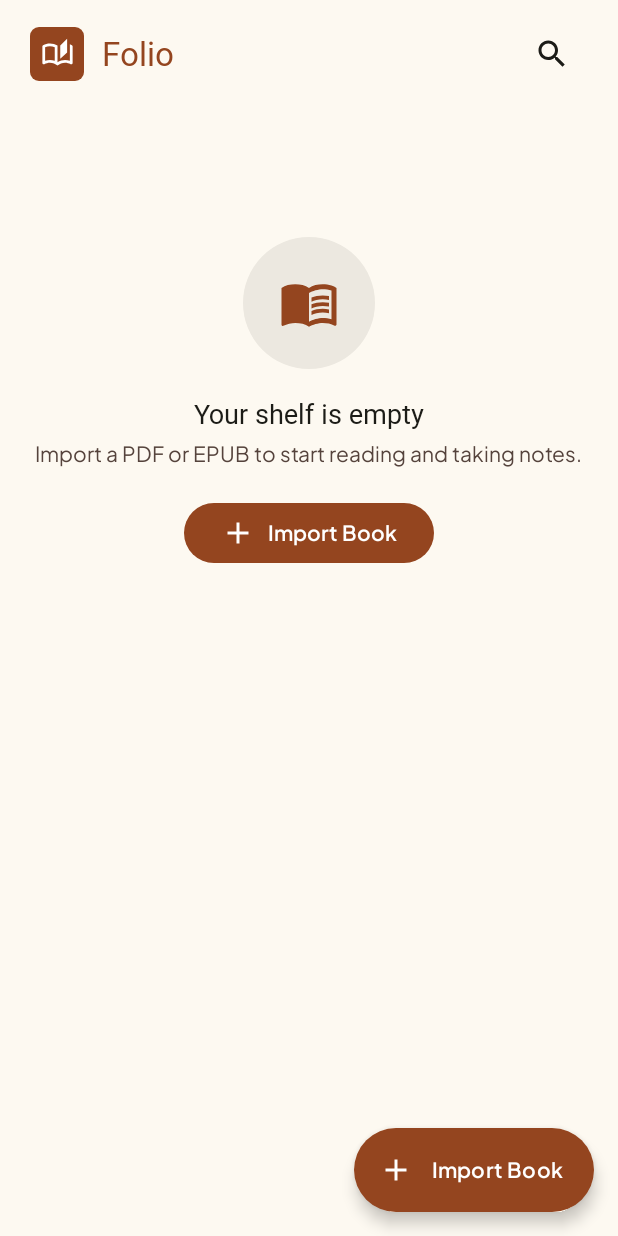
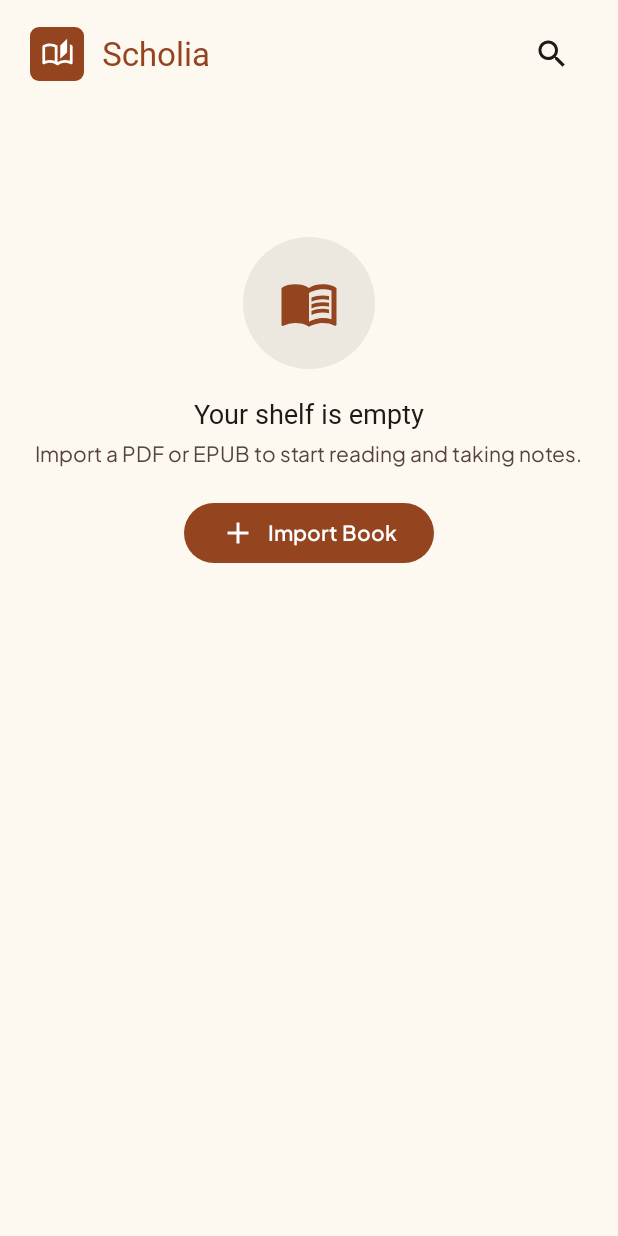
Before and after one commit to kibelenny/scholia, an Android app built with Jetpack Compose: the screen it shows after launch (MainActivity), on a phone screen of 412 x 824 dp. Run offline under Robolectric (Android 15) with nearby library versions, the phone set to English and light mode, and no system bars; our stand-ins replace Room's generated code; libraries missing offline, so code that uses them is left out: org.readium.r2; Roboto replaces fonts that are not available here; 2 statements that could not run were skipped.

Commit message:
Rename to Scholia; verified EPUB reading, highlights and notes on device
- EPUB: keep position when returning from notes; label highlights with chapter
- PDF: selections snap to whole words; highlights blend with the page; note dot marker
- Library: hide duplicate import button when empty; pluralise counts

```diff
--- a/app/src/main/java/com/scholia/reader/MainActivity.kt
+++ b/app/src/main/java/com/scholia/reader/MainActivity.kt
@@ -4,8 +4,8 @@ import android.os.Bundle
 import androidx.activity.compose.setContent
 import androidx.activity.enableEdgeToEdge
 import androidx.appcompat.app.AppCompatActivity
-import com.scholia.reader.ui.FolioNavHost
-import com.scholia.reader.ui.theme.FolioTheme
+import com.scholia.reader.ui.ScholiaNavHost
+import com.scholia.reader.ui.theme.ScholiaTheme
 import org.readium.r2.navigator.epub.EpubNavigatorFragment
 
 class MainActivity : AppCompatActivity() {
@@ -25,8 +25,8 @@ class MainActivity : AppCompatActivity() {
 
         enableEdgeToEdge()
         setContent {
-            FolioTheme {
-                FolioNavHost()
+            ScholiaTheme {
+                ScholiaNavHost()
             }
         }
     }
--- a/app/src/main/java/com/scholia/reader/ui/Navigation.kt
+++ b/app/src/main/java/com/scholia/reader/ui/Navigation.kt
@@ -18,7 +18,7 @@ import kotlinx.serialization.Serializable
 @Serializable data class NotesRoute(val bookId: Long)
 
 @Composable
-fun FolioNavHost() {
+fun ScholiaNavHost() {
     val nav = rememberNavController()
     NavHost(navController = nav, startDestination = HomeRoute) {
         composable<HomeRoute> {
--- a/app/src/main/java/com/scholia/reader/ui/home/HomeScreen.kt
+++ b/app/src/main/java/com/scholia/reader/ui/home/HomeScreen.kt
@@ -95,6 +95,8 @@ fun HomeScreen(onOpenBook: (Long) -> Unit, onOpenNotes: (Long) -> Unit) {
     Scaffold(
         containerColor = MaterialTheme.colorScheme.background,
         floatingActionButton = {
+            // The empty state has its own import button.
+            if (state.allBooks.isNotEmpty()) {
                 ExtendedFloatingActionButton(
                     onClick = launchPicker,
                     icon = { Icon(Icons.Outlined.Add, null) },
@@ -103,6 +105,7 @@ fun HomeScreen(onOpenBook: (Long) -> Unit, onOpenNotes: (Long) -> Unit) {
                     contentColor = MaterialTheme.colorScheme.onPrimary,
                     shape = RoundedCornerShape(50),
                 )
+            }
         },
     ) { padding ->
         val continueBook = state.allBooks.firstOrNull()
@@ -186,7 +189,7 @@ fun HomeScreen(onOpenBook: (Long) -> Unit, onOpenNotes: (Long) -> Unit) {
             title = { Text("Remove from library?") },
             text = {
                 Text(
-                    "“${book.title}” will be removed from Folio" +
+                    "“${book.title}” will be removed from Scholia" +
                         (if (count > 0) " along with its $count highlight${if (count == 1) "" else "s"} and notes" else "") +
                         ". The file itself stays on your device.",
                 )
@@ -218,7 +221,7 @@ private fun TopBar(searching: Boolean, onToggleSearch: () -> Unit) {
         }
         Spacer(Modifier.width(12.dp))
         Text(
-            "Folio",
+            "Scholia",
             style = MaterialTheme.typography.headlineMedium,
             color = MaterialTheme.colorScheme.primary,
             modifier = Modifier.weight(1f),
--- a/app/src/main/java/com/scholia/reader/ui/theme/Theme.kt
+++ b/app/src/main/java/com/scholia/reader/ui/theme/Theme.kt
@@ -19,7 +19,7 @@ import androidx.compose.ui.unit.dp
 import androidx.compose.ui.unit.sp
 import com.scholia.reader.R
 
-// Palette from the "Folio" Stitch design system.
+// Palette from the Stitch design system (Stitch project "Android E-Book Reader").
 private val LightColors = lightColorScheme(
     primary = Color(0xFF94451F),
     onPrimary = Color(0xFFFFFFFF),
@@ -118,7 +118,7 @@ val PlusJakartaSans = FontFamily(jakarta(400), jakarta(500), jakarta(600), jakar
 
 private val Base = Typography()
 
-private val FolioTypography = Typography(
+private val ScholiaTypography = Typography(
     displayLarge = TextStyle(fontFamily = Merriweather, fontWeight = FontWeight.Bold, fontSize = 30.sp, lineHeight = 40.sp),
     headlineLarge = TextStyle(fontFamily = Merriweather, fontWeight = FontWeight.Bold, fontSize = 24.sp, lineHeight = 32.sp),
     headlineMedium = TextStyle(fontFamily = Merriweather, fontWeight = FontWeight.Bold, fontSize = 22.sp, lineHeight = 30.sp),
@@ -143,7 +143,7 @@ val QuoteStyle = TextStyle(
     lineHeight = 26.sp,
 )
 
-private val FolioShapes = Shapes(
+private val ScholiaShapes = Shapes(
     extraSmall = RoundedCornerShape(6.dp),
     small = RoundedCornerShape(10.dp),
     medium = RoundedCornerShape(16.dp),
@@ -152,11 +152,11 @@ private val FolioShapes = Shapes(
 )
 
 @Composable
-fun FolioTheme(dark: Boolean = isSystemInDarkTheme(), content: @Composable () -> Unit) {
+fun ScholiaTheme(dark: Boolean = isSystemInDarkTheme(), content: @Composable () -> Unit) {
     MaterialTheme(
         colorScheme = if (dark) DarkColors else LightColors,
-        typography = FolioTypography,
-        shapes = FolioShapes,
+        typography = ScholiaTypography,
+        shapes = ScholiaShapes,
         content = content,
     )
 }
--- a/app/src/main/res/values/strings.xml
+++ b/app/src/main/res/values/strings.xml
@@ -1,3 +1,3 @@
 <resources>
-    <string name="app_name">Folio</string>
+    <string name="app_name">Scholia</string>
 </resources>
--- a/settings.gradle.kts
+++ b/settings.gradle.kts
@@ -14,5 +14,5 @@ dependencyResolutionManagement {
     }
 }
 
-rootProject.name = "Folio"
+rootProject.name = "Scholia"
 include(":app")
```
Also changed, not shown: app/src/main/java/com/scholia/reader/ui/notes/NotesScreen.kt (+6 -1 lines), app/src/main/java/com/scholia/reader/ui/reader/PdfReader.kt (+25 -13 lines), app/src/main/java/com/scholia/reader/ui/reader/ReaderScreen.kt (+9 -2 lines), app/src/main/java/com/scholia/reader/ui/reader/ReaderViewModel.kt (+7 -1 lines), app/src/main/java/com/scholia/reader/ui/theme/HighlightPalette.kt (+5 -3 lines). Lines whose indentation alone changed are shown as unchanged.
